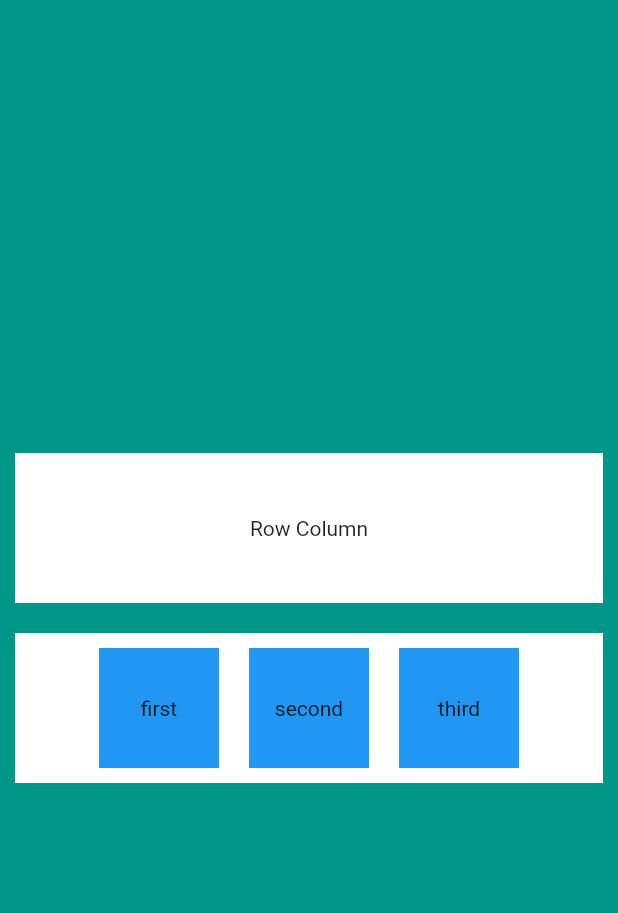
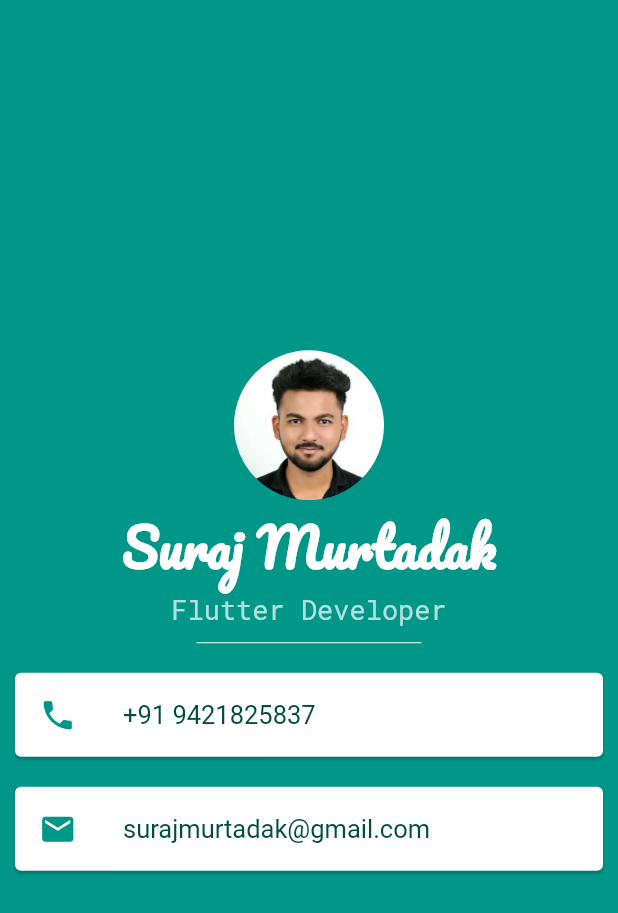
Before and after one commit to surajmurtadak/flutter-project, a Flutter app: the screen it shows after launch, on a phone screen of 412 x 824 dp. Shown: the top 913 px of the screen. Run offline on Flutter 3.47's test engine with Material 2 defaults, Android fonts, the phone set to English and light mode, and no system bars.

Commit message:
final Personal Card project

```diff
--- a/personal_card/lib/main.dart
+++ b/personal_card/lib/main.dart
@@ -15,55 +15,77 @@ class MyApp extends StatelessWidget {
                 child: Column(
               mainAxisAlignment: MainAxisAlignment.center,
               children: [
-                  Container(
-                    width: double.infinity,
-                    height: 100.0,
-                    margin: const EdgeInsets.all(10.0),
+                const CircleAvatar(
+                  radius: 50.0,
+                  foregroundImage: AssetImage('images/profile.jpg'),
+                ),
+                const Text(
+                  'Suraj Murtadak',
+                  style: TextStyle(
+                    fontFamily: 'Pacifico',
                     color: Colors.white,
-                    child: const Center(
-                      child: Text("Row Column"),
+                    fontSize: 35.0,
+                    fontWeight: FontWeight.bold,
                   ),
                 ),
-                  Container(
+                const Text(
+                  'Flutter Developer',
+                  style: TextStyle(
+                    fontFamily: 'RobotoMono',
+                    color: Colors.white70,
+                    fontSize: 18.0,
+                  ),
+                ),
+                const SizedBox(
+                  height: 20.0,
+                  width: 150.0,
+                  child: Divider(
+                    color: Colors.white,
+                  ),
+                ),
+                Card(
+                  // width: double.infinity,
+                  // height: 50.0,
+                  margin: const EdgeInsets.all(10.0),
+                  // padding: const EdgeInsets.symmetric(horizontal: 10.0),
+                  color: Colors.white,
+                  child: ListTile(
+                    leading: const Icon(
+                      Icons.phone,
+                      size: 25.0,
+                      color: Colors.teal,
+                    ),
+                    title: Text(
+                      '+91 9421825837',
+                      style: TextStyle(
+                        fontSize: 17.0,
+                        color: Colors.teal[900],
+                      ),
+                    ),
+                  ),
+                ),
+                Card(
                   color: Colors.white,
                   margin: const EdgeInsets.all(10.0),
-                    width: double.infinity,
-                    height: 100.0,
-                    child: Row(
-                      mainAxisAlignment: MainAxisAlignment.center,
-                      children: [
-                        Container(
-                          width: 80.0,
-                          height:80.0,
-                          margin: const EdgeInsets.all(10.0),
-                          color: Colors.blue,
-                          child: const Center(
-                            child: Text('first'),
+                  // padding: const EdgeInsets.symmetric(horizontal: 10.0),
+                  // width: double.infinity,
+                  // height: 50.0,
+                  child: ListTile(
+                    leading: const Icon(
+                      Icons.email,
+                      color: Colors.teal,
+                      size: 25.0,
+                    ),
+                    title: Text(
+                      'surajmurtadak@gmail.com',
+                      style: TextStyle(
+                        fontSize: 17.0,
+                        color : Colors.teal[900],
                       ),
                     ),
-                        Container(
-                          width: 80.0,
-                          height:80.0,
-                          margin: const EdgeInsets.all(10.0),
-                          color: Colors.blue,
-                          child: const Center(
-                            child: Text('second'),
-                          ),
-                        ),
-                        Container(
-                          width: 80.0,
-                          height:80.0,
-                          margin: const EdgeInsets.all(10.0),
-                          color: Colors.blue,
-                          child: const Center(
-                            child: Text('third'),
-                          ),
+                  )
                 ),
               ],
-                    ),
-                  ),
-                ],
-              )
-            )));
+            ))));
   }
 }
```
Also changed, not shown: personal_card/pubspec.yaml (+9 -6 lines), personal_card/fonts/Pacifico-Regular.ttf (added), personal_card/fonts/RobotoMono-Regular.ttf (added), personal_card/images/profile.jpg (added). Lines whose indentation alone changed are shown as unchanged.
